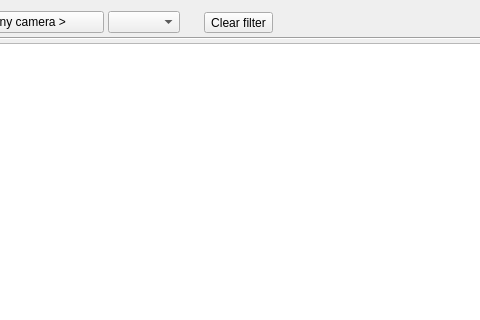
Qt form client/src/ui/dialogs/event_log_dialog.ui (networkoptix/nx_open) before a commit; both pictures show x 309 to 789 and y 0 to 320 of the 1170 by 719 pixel window.
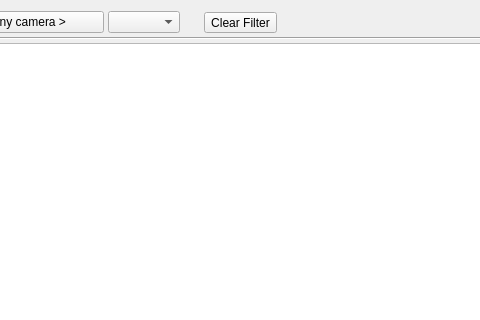
The same form after that commit. Custom widgets are drawn as their Qt base class.

Patch:
```diff
--- a/client/src/ui/dialogs/event_log_dialog.ui
+++ b/client/src/ui/dialogs/event_log_dialog.ui
@@ -84,7 +84,7 @@
      <item row="0" column="6">
       <widget class="QToolButton" name="clearFilterButton">
        <property name="text">
-        <string>Clear filter</string>
+        <string>Clear Filter</string>
        </property>
        <property name="popupMode">
         <enum>QToolButton::InstantPopup</enum>
```
Left out of the diff: 2 changed lines with no effect on the pictures.
